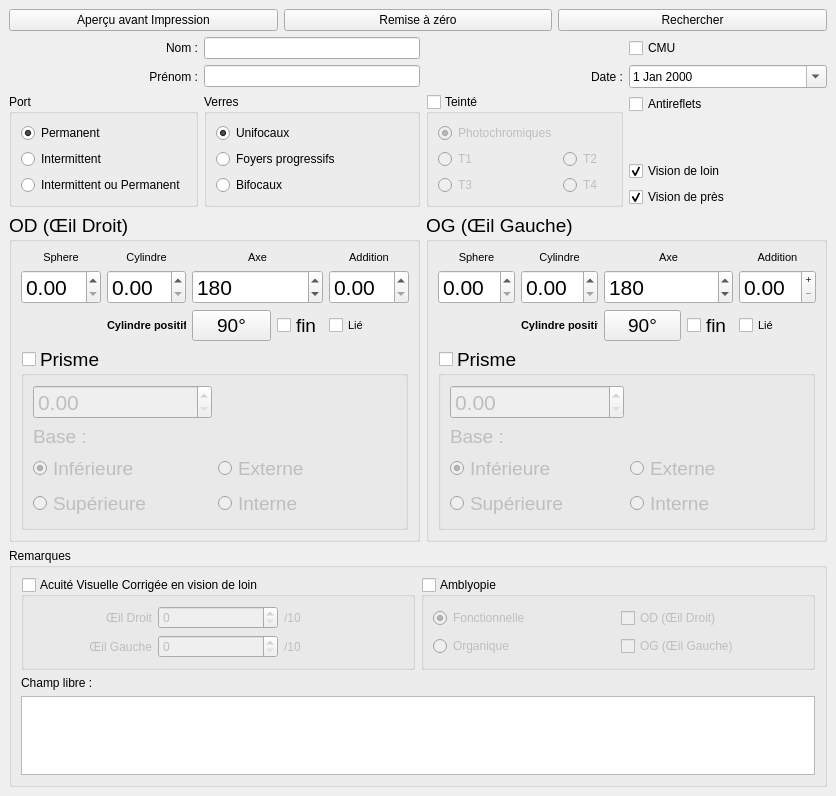
Old version of the form chrysops.ui in the repository Oripy/Chrysops.
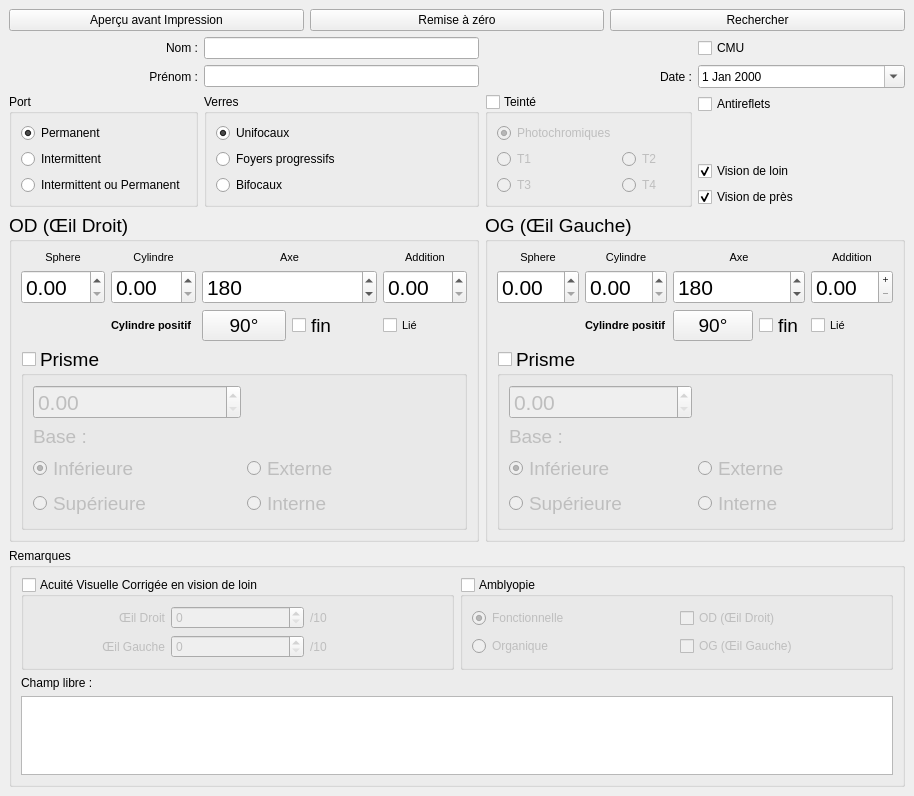
New version of the form. Custom widgets are drawn as their Qt base class.

Commit message: UI: Cylinder spinboxes too narrow to display all information (parenthesis)

Diff of the .ui file:
```diff
--- a/chrysops.ui
+++ b/chrysops.ui
@@ -6,7 +6,7 @@
    <rect>
     <x>0</x>
     <y>0</y>
-    <width>836</width>
+    <width>914</width>
     <height>796</height>
    </rect>
   </property>
```
The commit also changes 1 other file.
